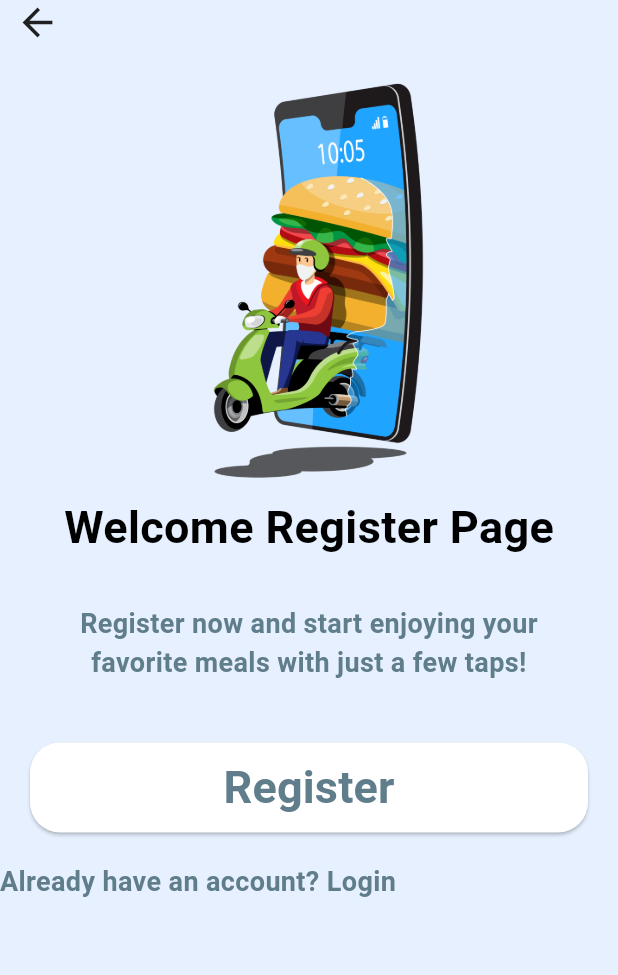
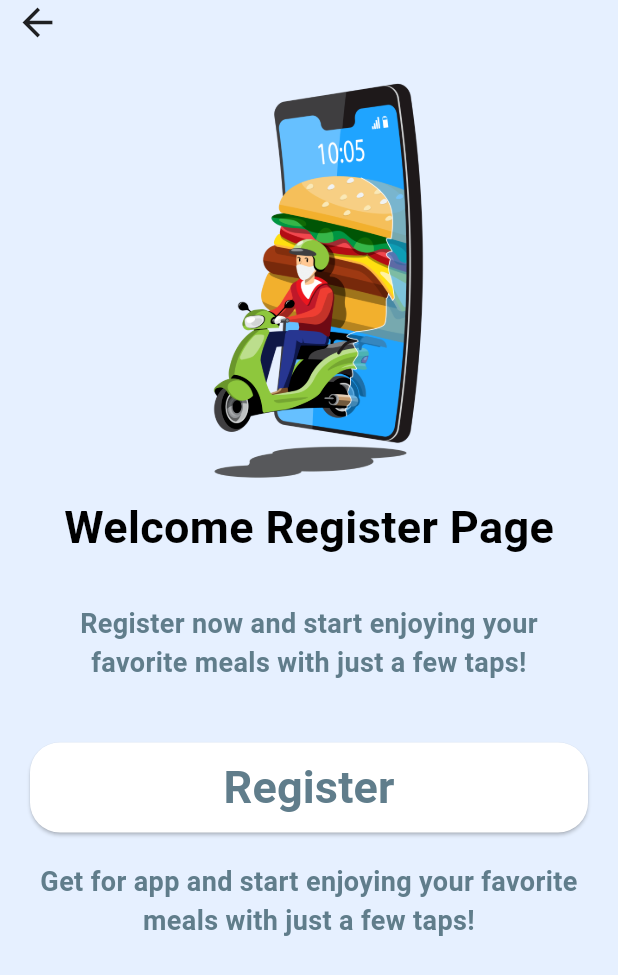
Before and after one commit to lixiuwen168-dev/flutter-cicd-project, a Flutter app: the RegisterPage screen opened directly, on a phone screen of 412 x 824 dp. Shown: the top 975 px of the screen. Run offline on Flutter 3.47's test engine with Material 3 defaults, Android fonts, the phone set to English and light mode, and no system bars; our stand-ins replace google_fonts; network calls fail.

Commit message:
testing_3

```diff
--- a/lib/pages/onbaording/register_page.dart
+++ b/lib/pages/onbaording/register_page.dart
@@ -46,7 +46,6 @@ class _RegisterPage extends State<RegisterPage> {
             Container(
               margin: EdgeInsets.only(left: 20, right: 20),
               child: Column(
-
                 crossAxisAlignment: CrossAxisAlignment.center,
                 children: [
                   Text(
@@ -91,7 +90,7 @@ class _RegisterPage extends State<RegisterPage> {
             SizedBox(height: 20),
             Text(
               textAlign: TextAlign.center,
-              "Already have an account? Login",
+              "Get for app and start enjoying your favorite meals with just a few taps!",
               style: TextStyle(
                 color: Colors.blueGrey,
                 fontSize: 18,
```
